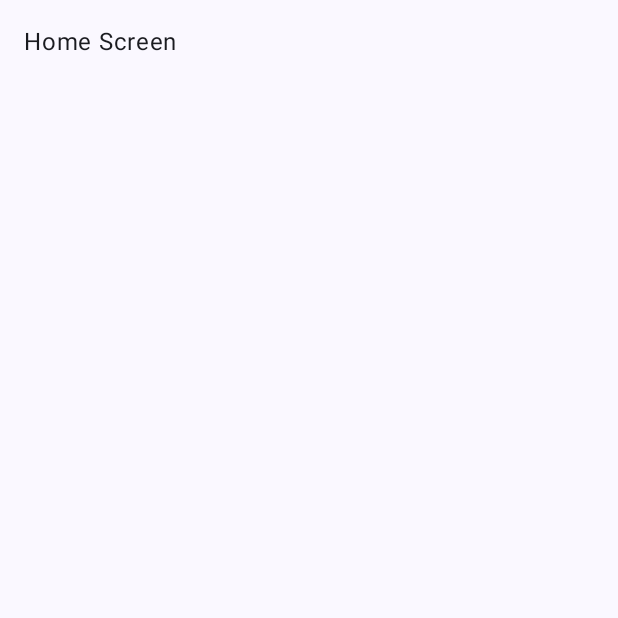
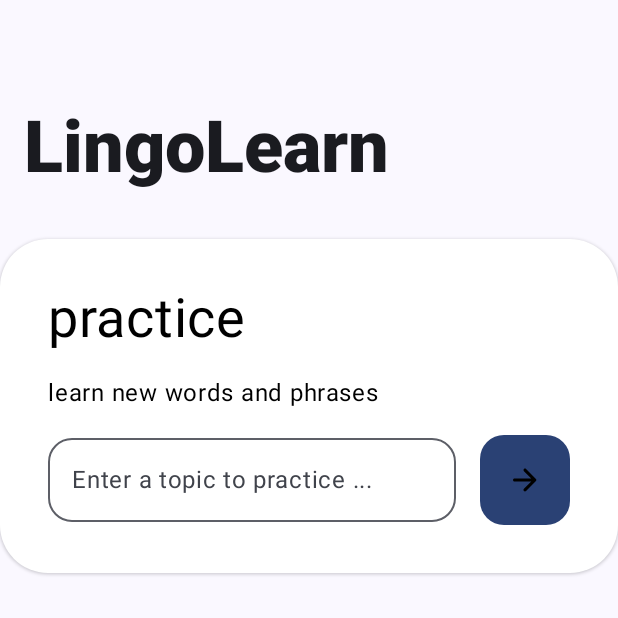
Before and after one commit to jordan-jakisa/lingo-learn, an Android app built with Jetpack Compose: the screen it shows after launch (MainActivity), on a phone screen of 412 x 824 dp, the top half of it. Before the commit the part shown is almost empty. Run offline under Robolectric (Android 15) with nearby library versions, the phone set to English and light mode, and no system bars.

Commit message:
Completed the homescreen setup

```diff
--- a/app/src/main/java/com/kerustudios/lingolearn/ui/pages/HomeScreen.kt
+++ b/app/src/main/java/com/kerustudios/lingolearn/ui/pages/HomeScreen.kt
@@ -1,25 +1,176 @@
 package com.kerustudios.lingolearn.ui.pages
 
+import android.content.res.Configuration
+import androidx.compose.animation.AnimatedVisibility
+import androidx.compose.animation.animateColorAsState
+import androidx.compose.foundation.background
+import androidx.compose.foundation.clickable
+import androidx.compose.foundation.layout.Arrangement
+import androidx.compose.foundation.layout.Box
 import androidx.compose.foundation.layout.Column
+import androidx.compose.foundation.layout.Row
+import androidx.compose.foundation.layout.Spacer
+import androidx.compose.foundation.layout.fillMaxWidth
+import androidx.compose.foundation.layout.height
 import androidx.compose.foundation.layout.padding
+import androidx.compose.foundation.layout.width
+import androidx.compose.foundation.shape.RoundedCornerShape
+import androidx.compose.material.icons.Icons
+import androidx.compose.material.icons.automirrored.rounded.ArrowForward
+import androidx.compose.material.icons.rounded.KeyboardArrowDown
+import androidx.compose.material.icons.rounded.KeyboardArrowUp
+import androidx.compose.material3.CardDefaults
+import androidx.compose.material3.ElevatedCard
+import androidx.compose.material3.Icon
+import androidx.compose.material3.MaterialTheme
+import androidx.compose.material3.OutlinedTextField
 import androidx.compose.material3.Scaffold
 import androidx.compose.material3.Text
 import androidx.compose.runtime.Composable
+import androidx.compose.runtime.getValue
+import androidx.compose.runtime.mutableStateOf
+import androidx.compose.runtime.saveable.rememberSaveable
+import androidx.compose.runtime.setValue
+import androidx.compose.ui.Alignment
 import androidx.compose.ui.Modifier
+import androidx.compose.ui.draw.clip
+import androidx.compose.ui.graphics.Color
+import androidx.compose.ui.text.font.FontWeight
+import androidx.compose.ui.tooling.preview.Preview
 import androidx.compose.ui.unit.dp
+import androidx.compose.ui.unit.sp
 import androidx.navigation.NavHostController
+import androidx.navigation.compose.rememberNavController
+import com.kerustudios.lingolearn.ui.navigation.PracticePage
 
 @Composable
 fun HomeScreen(
-    modifier: Modifier = Modifier,
-    navController: NavHostController
+    modifier: Modifier = Modifier, navController: NavHostController
 ) {
     Scaffold(modifier = Modifier) {
-        Column(modifier = Modifier
-            .padding(it)
-            .padding(16.dp)) {
-            Text(text = "Home Screen")
+        Column(
+            modifier = Modifier
+                .padding(it)
+                .padding(vertical = 16.dp),
+            verticalArrangement = Arrangement.spacedBy(16.dp)
+        ) {
+            Text(
+                text = "LingoLearn",
+                style = MaterialTheme.typography.headlineLarge,
+                modifier = Modifier
+                    .padding(top = 54.dp)
+                    .padding(horizontal = 16.dp),
+                fontWeight = FontWeight.ExtraBold,
+                fontSize = 48.sp
+            )
+
+            HomeCard(
+                title = "practice",
+                subtitle = "learn new words and phrases",
+                modifier = Modifier.padding(top = 16.dp),
+                onClick = { topic ->
+                    navController.navigate(PracticePage(topic))
+                }
+            )
+
         }
     }
 
 }
+
+@Composable
+fun HomeCard(
+    modifier: Modifier = Modifier,
+    title: String,
+    subtitle: String,
+    onClick: (String) -> Unit
+) {
+    var isExpanded by rememberSaveable {
+        mutableStateOf(true)
+    }
+
+    var topic by rememberSaveable {
+        mutableStateOf("")
+    }
+
+    val backgroundColor by animateColorAsState(
+        targetValue = if (isExpanded) Color.White else MaterialTheme.colorScheme.surface,
+        label = "cardBackgroundColor"
+    )
+
+    val contentColor by animateColorAsState(
+        targetValue = if (isExpanded) Color.Black else MaterialTheme.colorScheme.onSurface.copy(
+            alpha = .5f
+        ),
+        label = "cardContentColor"
+    )
+
+    ElevatedCard(
+        modifier = modifier.fillMaxWidth(),
+        onClick = { isExpanded = !isExpanded },
+        shape = RoundedCornerShape(32.dp),
+        colors = CardDefaults.cardColors(
+            containerColor = backgroundColor, contentColor = contentColor
+        )
+    ) {
+        Row(
+            modifier = Modifier
+                .fillMaxWidth()
+                .padding(32.dp),
+            verticalAlignment = Alignment.Top,
+            horizontalArrangement = Arrangement.SpaceBetween
+        ) {
+            Column {
+                Text(text = title, fontSize = 36.sp, modifier = Modifier)
+                Spacer(modifier = Modifier.height(16.dp))
+                Text(text = subtitle, modifier = Modifier)
+                Spacer(modifier = Modifier.height(16.dp))
+                AnimatedVisibility(visible = isExpanded) {
+                    Row(verticalAlignment = Alignment.CenterVertically) {
+                        OutlinedTextField(
+                            value = topic,
+                            onValueChange = { topic = it },
+                            modifier = Modifier.weight(1f),
+                            placeholder = { Text("Enter a topic to practice ...") },
+                            shape = RoundedCornerShape(16.dp),
+                        )
+
+                        Spacer(modifier = Modifier.width(16.dp))
+                        Box(
+                            modifier = Modifier
+                                .clip(RoundedCornerShape(16.dp))
+                                .background(MaterialTheme.colorScheme.primary)
+                                .clickable {
+                                    onClick(topic)
+
+                                }
+                        ) {
+                            Icon(
+                                imageVector = Icons.AutoMirrored.Rounded.ArrowForward,
+                                contentDescription = "",
+                                modifier = Modifier.padding(18.dp)
+                            )
+                        }
+                    }
+                }
+            }
+            Icon(
+                imageVector = if (isExpanded) Icons.Rounded.KeyboardArrowUp else Icons.Rounded.KeyboardArrowDown,
+                contentDescription = "",
+            )
+
+        }
+    }
+}
+
+@Preview(
+    showSystemUi = true,
+    showBackground = true,
+    uiMode = Configuration.UI_MODE_NIGHT_YES,
+    device = "spec:width=1080px,height=2340px,dpi=440,isRound=true",
+    backgroundColor = 0xFF090909
+)
+@Composable
+private fun HomeScreenPreview() {
+    HomeScreen(navController = rememberNavController())
+}
```
